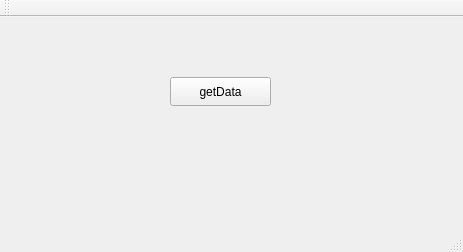
AllysonFMB/DCA1202-QtSupervisorio, file QtSuperVisorio/QtTcpClientConsumer/mainwindow.ui: the form before one commit.
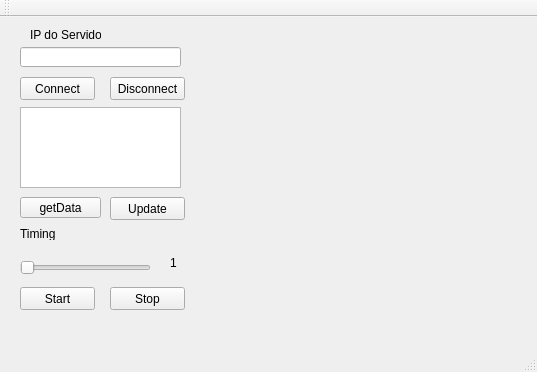
The form after the commit. Custom widgets are drawn as their Qt base class.

The edit to the form file:
```diff
--- a/QtSuperVisorio/QtTcpClientConsumer/mainwindow.ui
+++ b/QtSuperVisorio/QtTcpClientConsumer/mainwindow.ui
@@ -6,8 +6,8 @@
    <rect>
     <x>0</x>
     <y>0</y>
-    <width>463</width>
-    <height>252</height>
+    <width>537</width>
+    <height>372</height>
    </rect>
   </property>
   <property name="windowTitle">
@@ -17,16 +17,166 @@
    <widget class="QPushButton" name="pushButtonGet">
     <property name="geometry">
      <rect>
-      <x>170</x>
-      <y>60</y>
-      <width>101</width>
-      <height>29</height>
+      <x>20</x>
+      <y>180</y>
+      <width>81</width>
+      <height>21</height>
      </rect>
     </property>
     <property name="text">
      <string>getData</string>
     </property>
    </widget>
+   <widget class="Plotter" name="widget" native="true">
+    <property name="geometry">
+     <rect>
+      <x>230</x>
+      <y>10</y>
+      <width>291</width>
+      <height>291</height>
+     </rect>
+    </property>
+    <property name="autoFillBackground">
+     <bool>false</bool>
+    </property>
+   </widget>
+   <widget class="QSlider" name="horizontalSlider_Timing">
+    <property name="geometry">
+     <rect>
+      <x>20</x>
+      <y>240</y>
+      <width>131</width>
+      <height>22</height>
+     </rect>
+    </property>
+    <property name="orientation">
+     <enum>Qt::Horizontal</enum>
+    </property>
+   </widget>
+   <widget class="QPushButton" name="pushButton_Update">
+    <property name="geometry">
+     <rect>
+      <x>110</x>
+      <y>180</y>
+      <width>75</width>
+      <height>23</height>
+     </rect>
+    </property>
+    <property name="text">
+     <string>Update</string>
+    </property>
+   </widget>
+   <widget class="QLineEdit" name="lineEdit">
+    <property name="geometry">
+     <rect>
+      <x>20</x>
+      <y>30</y>
+      <width>161</width>
+      <height>20</height>
+     </rect>
+    </property>
+   </widget>
+   <widget class="QLabel" name="label">
+    <property name="geometry">
+     <rect>
+      <x>30</x>
+      <y>10</y>
+      <width>71</width>
+      <height>16</height>
+     </rect>
+    </property>
+    <property name="text">
+     <string>IP do Servidor</string>
+    </property>
+   </widget>
+   <widget class="QPushButton" name="pushButton_Conectar">
+    <property name="geometry">
+     <rect>
+      <x>20</x>
+      <y>60</y>
+      <width>75</width>
+      <height>23</height>
+     </rect>
+    </property>
+    <property name="text">
+     <string>Connect</string>
+    </property>
+   </widget>
+   <widget class="QPushButton" name="pushButton_Desconectar">
+    <property name="geometry">
+     <rect>
+      <x>110</x>
+      <y>60</y>
+      <width>75</width>
+      <height>23</height>
+     </rect>
+    </property>
+    <property name="text">
+     <string>Disconnect</string>
+    </property>
+   </widget>
+   <widget class="QLabel" name="label_2">
+    <property name="geometry">
+     <rect>
+      <x>20</x>
+      <y>210</y>
+      <width>47</width>
+      <height>13</height>
+     </rect>
+    </property>
+    <property name="text">
+     <string>Timing</string>
+    </property>
+   </widget>
+   <widget class="QPushButton" name="pushButton_StartTransmissao">
+    <property name="geometry">
+     <rect>
+      <x>20</x>
+      <y>270</y>
+      <width>75</width>
+      <height>23</height>
+     </rect>
+    </property>
+    <property name="text">
+     <string>Start</string>
+    </property>
+   </widget>
+   <widget class="QPushButton" name="pushButton_StopTransmissao">
+    <property name="geometry">
+     <rect>
+      <x>110</x>
+      <y>270</y>
+      <width>75</width>
+      <height>23</height>
+     </rect>
+    </property>
+    <property name="text">
+     <string>Stop</string>
+    </property>
+   </widget>
+   <widget class="QLabel" name="label_ShowTiming">
+    <property name="geometry">
+     <rect>
+      <x>170</x>
+      <y>230</y>
+      <width>16</width>
+      <height>31</height>
+     </rect>
+    </property>
+    <property name="text">
+     <string>1</string>
+    </property>
+   </widget>
+   <widget class="QListWidget" name="listWidget">
+    <property name="geometry">
+     <rect>
+      <x>20</x>
+      <y>90</y>
+      <width>161</width>
+      <height>81</height>
+     </rect>
+    </property>
+   </widget>
   </widget>
   <widget class="QMenuBar" name="menuBar">
    <property name="geometry">
@@ -49,6 +199,14 @@
   <widget class="QStatusBar" name="statusBar"/>
  </widget>
  <layoutdefault spacing="6" margin="11"/>
+ <customwidgets>
+  <customwidget>
+   <class>Plotter</class>
+   <extends>QWidget</extends>
+   <header location="global">plotter.h</header>
+   <container>1</container>
+  </customwidget>
+ </customwidgets>
  <resources/>
  <connections/>
 </ui>
```
Left out of the diff: 4 changed lines with no effect on the pictures.
